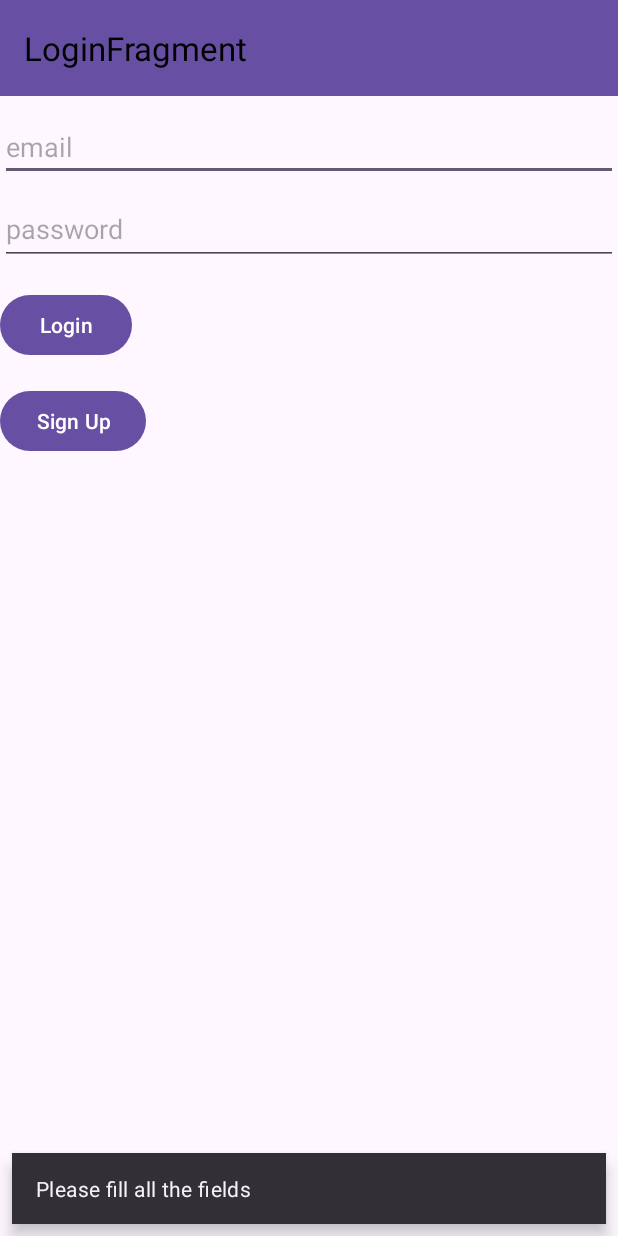
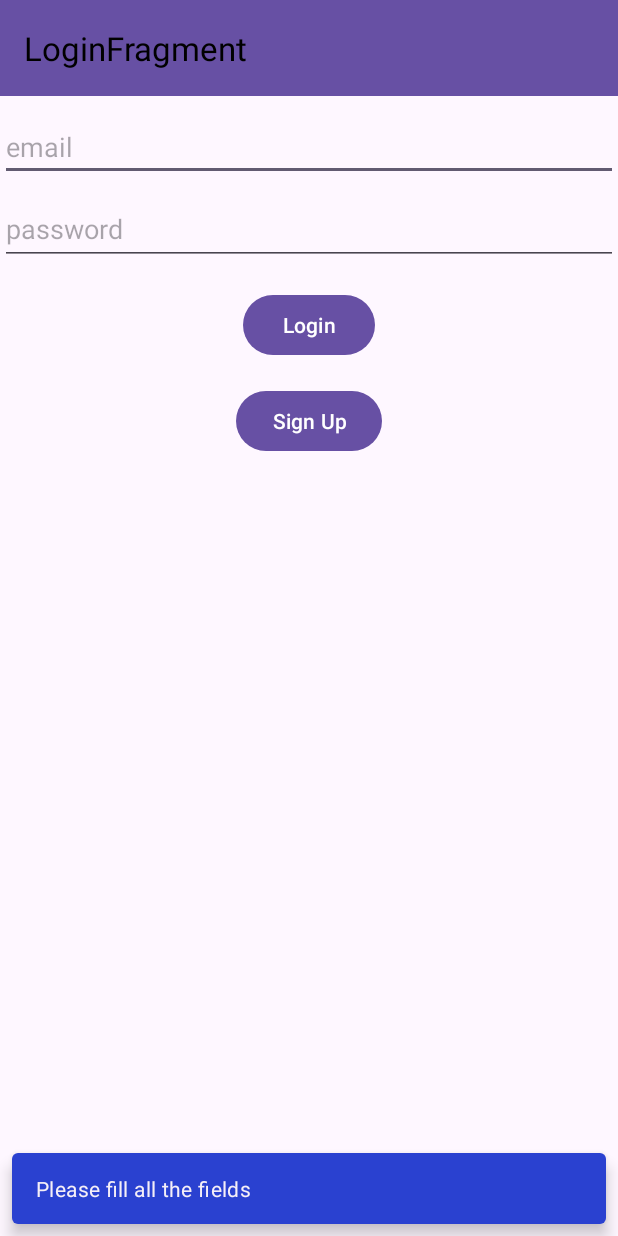
Before and after one commit to amirsamer581/Movie, an Android app: the screen it shows after launch (MainActivity), after a tap on "Login", on a phone screen of 412 x 824 dp. Run offline under Robolectric (Android 15) with nearby library versions, the phone set to English and light mode, and no system bars; our stand-ins replace Room's generated code, navigation-ui.

Commit message:
fix all the warning add the implementation ("androidx.room:room-ktx:2.6.1") to the dependency to fix the error add interface SignInSnackBar and implement it to LogInSnackBar and SignUpSnackBar fix the color for the snack bar use Flow data instead of live data

```diff
--- a/app/build.gradle.kts
+++ b/app/build.gradle.kts
@@ -68,4 +68,6 @@ dependencies {
 
     // Kotlin Coroutines
     implementation ("org.jetbrains.kotlinx:kotlinx-coroutines-android:1.7.1")
+    implementation ("org.jetbrains.kotlinx:kotlinx-coroutines-core:1.7.1")
+
 }
--- a/app/src/main/java/com/example/signin/data/AppDatabase.kt
+++ b/app/src/main/java/com/example/signin/data/AppDatabase.kt
@@ -25,4 +25,4 @@ abstract class AppDatabase : RoomDatabase() {
             }
         }
     }
-}
+}//TODO under stand what is the data base
--- a/app/src/main/java/com/example/signin/data/UserDao.kt
+++ b/app/src/main/java/com/example/signin/data/UserDao.kt
@@ -5,13 +5,13 @@ import androidx.room.Insert
 import androidx.room.OnConflictStrategy
 import androidx.room.Query
 import com.example.signin.data.models.UserEntity
+import kotlinx.coroutines.flow.Flow
 
 @Dao
 interface UserDao {
-    //    @Insert(onConflict = OnConflictStrategy.REPLACE)
     @Insert(onConflict = OnConflictStrategy.IGNORE)
     suspend fun insertUser(user: UserEntity)
 
     @Query("SELECT * FROM users WHERE email = :email AND password = :password")
-    suspend fun getUserByEmailAndPassword(email: String, password: String): UserEntity?
-}
+     fun getUserByEmailAndPassword(email: String, password: String): Flow<UserEntity?>
+}//TODO why should i use the suspend
--- a/app/src/main/java/com/example/signin/data/UserRepository.kt
+++ b/app/src/main/java/com/example/signin/data/UserRepository.kt
@@ -1,10 +1,9 @@
 package com.example.signin.data
 
 import com.example.signin.data.models.UserEntity
+import kotlinx.coroutines.flow.Flow
 
 class UserRepository(private val userDao: UserDao) {
     suspend fun insertUser(user: UserEntity) = userDao.insertUser(user)
-
-    suspend fun getUserByEmailAndPassword(email: String, password: String): UserEntity? = userDao.getUserByEmailAndPassword(email, password)
-//    //TODO susoend
+ fun getUserByEmailAndPassword(email: String, password: String): Flow<UserEntity?> = userDao.getUserByEmailAndPassword(email, password)
 }
--- a/app/src/main/java/com/example/signin/data/models/UserEntity.kt
+++ b/app/src/main/java/com/example/signin/data/models/UserEntity.kt
@@ -18,4 +18,4 @@ data class UserEntity(
     val password: String,
     @ColumnInfo(name = "dateOfBirth")
     val dateOfBirth: String
-)
+)//TODO make the email also as primary key
--- a/app/src/main/java/com/example/signin/ui/MainActivity.kt
+++ b/app/src/main/java/com/example/signin/ui/MainActivity.kt
@@ -12,13 +12,14 @@ import com.example.signin.databinding.ActivityMainBinding
 
 class MainActivity : AppCompatActivity() {
     private lateinit var binding: ActivityMainBinding
+    private lateinit var navController: NavController
     override fun onCreate(savedInstanceState: Bundle?) {
         super.onCreate(savedInstanceState)
         binding = ActivityMainBinding.inflate(layoutInflater)
         setContentView(binding.root)
 
         val navHostFragment = supportFragmentManager.findFragmentById(R.id.nav_host_fragment) as NavHostFragment
-        val navController: NavController = navHostFragment.navController
+        navController = navHostFragment.navController
         val appBarConfiguration = AppBarConfiguration(navController.graph)
 
         setSupportActionBar(binding.toolbar)
@@ -27,6 +28,16 @@ class MainActivity : AppCompatActivity() {
     override fun onSupportNavigateUp(): Boolean {
         val navController = findNavController(R.id.nav_host_fragment)
         return navController.navigateUp() || super.onSupportNavigateUp()
-        //TODO
+        //TODO under stand the navigation component
+        //TODO use the clean architecture
+    }
+    @Suppress("DEPRECATION")
+    @Deprecated("Deprecated in Java")
+    override fun onBackPressed() {
+        if (navController.currentDestination?.id == R.id.homeFragment) {
+            navController.navigate(R.id.action_homeFragment_to_loginFragment)
+        } else {
+            super.onBackPressed()
+        }
     }
 }
--- a/app/src/main/java/com/example/signin/ui/login/commonfeatures/LogInSnackBar.kt
+++ b/app/src/main/java/com/example/signin/ui/login/commonfeatures/LogInSnackBar.kt
@@ -1,5 +1,6 @@
 package com.example.signin.ui.login.commonfeatures
 
+import android.content.res.ColorStateList
 import android.view.View
 import androidx.core.content.ContextCompat
 import com.example.signin.R
@@ -7,22 +8,23 @@ import com.example.signin.commonfeatures.SignInSnackBar
 import com.google.android.material.snackbar.Snackbar
 
 open class LogInSnackBar : SignInSnackBar {
+
     override fun showSuccess(view: View, message: String) {
         val snackbar = Snackbar.make(view, message, Snackbar.LENGTH_SHORT)
-        snackbar.view.setBackgroundColor(ContextCompat.getColor(view.context, R.color.green))
+        snackbar.view.backgroundTintList = ColorStateList.valueOf(ContextCompat.getColor(view.context, R.color.green))
         snackbar.show()
     }
 
     override fun showError(view: View, message: String) {
         val snackbar = Snackbar.make(view, message, Snackbar.LENGTH_SHORT)
-        snackbar.view.setBackgroundColor(ContextCompat.getColor(view.context, R.color.red))
+        snackbar.view.backgroundTintList = ColorStateList.valueOf(ContextCompat.getColor(view.context, R.color.red))
         snackbar.show()
     }
 
     override fun allFields(view: View, message: String) {
         val snackbar = Snackbar.make(view, message, Snackbar.LENGTH_SHORT)
-        snackbar.view.setBackgroundColor(ContextCompat.getColor(view.context, R.color.blue))
+        snackbar.view.backgroundTintList = ColorStateList.valueOf(ContextCompat.getColor(view.context, R.color.blue))
         snackbar.show()
     }
 
-}
+}//TODO fix the issue with the snack bar color
--- a/app/src/main/java/com/example/signin/ui/login/ui/LoginFragment.kt
+++ b/app/src/main/java/com/example/signin/ui/login/ui/LoginFragment.kt
@@ -6,6 +6,7 @@ import android.view.LayoutInflater
 import android.view.View
 import android.view.ViewGroup
 import androidx.fragment.app.viewModels
+import androidx.lifecycle.lifecycleScope
 import androidx.navigation.fragment.findNavController
 import com.example.signin.R
 import com.example.signin.data.AppDatabase
@@ -14,6 +15,7 @@ import com.example.signin.databinding.FragmentLoginBinding
 import com.example.signin.ui.login.commonfeatures.LogInSnackBar
 import com.example.signin.viewmodel.LogInViewModel
 import com.example.signin.viewmodel.LogInViewModelFactory
+import kotlinx.coroutines.launch
 
 class LoginFragment : Fragment() {
     private lateinit var binding: FragmentLoginBinding
@@ -47,15 +49,16 @@ class LoginFragment : Fragment() {
                 snackBar.allFields(requireView(),"Please fill all the fields")
             }
         }
-        viewModel.loggedInUser.observe(viewLifecycleOwner) { user ->
-            if (user != null) {
-                findNavController().navigate(R.id.action_loginFragment_to_homeFragment)
-                snackBar.showSuccess(requireView(),"Login successful")
-            } else {
-                snackBar.showError(requireView(),"Invalid email or password!")
+        lifecycleScope.launch {
+            viewModel.loggedInUser.collect { user ->
+                if (user != null) {
+                    findNavController().navigate(R.id.action_loginFragment_to_homeFragment)
+                    snackBar.showSuccess(requireView(), "Login successful")
+                } else {
+                    snackBar.showError(requireView(), "Invalid email or password!")
+                }
             }
         }
-
         binding.signUpButton.setOnClickListener {
             findNavController().navigate(R.id.action_loginFragment_to_signUpFragment)
         }
--- a/app/src/main/java/com/example/signin/viewmodel/LogInViewModel.kt
+++ b/app/src/main/java/com/example/signin/viewmodel/LogInViewModel.kt
@@ -1,20 +1,22 @@
 package com.example.signin.viewmodel
 
-import androidx.lifecycle.LiveData
-import androidx.lifecycle.MutableLiveData
 import androidx.lifecycle.ViewModel
 import androidx.lifecycle.viewModelScope
 import com.example.signin.data.UserRepository
 import com.example.signin.data.models.UserEntity
+import kotlinx.coroutines.flow.MutableStateFlow
+import kotlinx.coroutines.flow.StateFlow
 import kotlinx.coroutines.launch
 
 class LogInViewModel(private val userRepository: UserRepository) : ViewModel() {
-    private val _loggedInUser = MutableLiveData<UserEntity?>()
-    val loggedInUser: LiveData<UserEntity?> get() = _loggedInUser
+private val _loggedInUser = MutableStateFlow<UserEntity?>(null)
+    val loggedInUser: StateFlow<UserEntity?> get() = _loggedInUser
 
     fun login(email: String, password: String) {
         viewModelScope.launch {
-            _loggedInUser.value = userRepository.getUserByEmailAndPassword(email, password)
+            userRepository.getUserByEmailAndPassword(email, password).collect{user ->
+                _loggedInUser.value = user
+            }
         }
     }
 }
--- a/app/src/main/java/com/example/signin/viewmodel/LogInViewModelFactory.kt
+++ b/app/src/main/java/com/example/signin/viewmodel/LogInViewModelFactory.kt
@@ -14,6 +14,7 @@ class LogInViewModelFactory(private val userRepository: UserRepository) :
         } else{
             SignUpViewModel(userRepository) as T
         }
-//        throw IllegalArgumentException("Unknown ViewModel class")
+        @Suppress("UNREACHABLE_CODE")
+        throw IllegalArgumentException("Unknown ViewModel class")
     }
 }
--- a/app/src/main/res/layout/fragment_login.xml
+++ b/app/src/main/res/layout/fragment_login.xml
@@ -28,7 +28,8 @@
         android:layout_width="wrap_content"
         android:layout_height="wrap_content"
         android:layout_below="@id/passwordEditText"
-        android:text="@string/login" />
+        android:text="@string/login"
+        android:layout_centerHorizontal="true"/>
 
     <Button
         android:id="@+id/signUpButton"
@@ -36,5 +37,6 @@
         android:layout_height="wrap_content"
         android:layout_below="@id/loginButton"
         android:layout_marginTop="16dp"
-        android:text="@string/sign_up" />
+        android:text="@string/sign_up"
+        android:layout_centerHorizontal="true"/>
 </RelativeLayout>
--- a/app/src/main/res/layout/fragment_sign_up.xml
+++ b/app/src/main/res/layout/fragment_sign_up.xml
@@ -60,5 +60,6 @@
         android:layout_width="wrap_content"
         android:layout_height="wrap_content"
         android:text="@string/sign_up"
-        android:layout_below="@id/dateOfBirthEditText"/>
+        android:layout_below="@id/dateOfBirthEditText"
+        android:layout_centerHorizontal="true"/>
 </RelativeLayout>
--- a/app/src/main/res/navigation/nav_graph.xml
+++ b/app/src/main/res/navigation/nav_graph.xml
@@ -31,6 +31,11 @@
         android:id="@+id/homeFragment"
         android:name="com.example.signin.ui.home.HomeFragment"
         android:label="fragment_home"
-        tools:layout="@layout/fragment_home" />
+        tools:layout="@layout/fragment_home">
+        <action
+            android:id="@+id/action_homeFragment_to_loginFragment"
+            app:destination="@id/loginFragment"
+            app:popUpTo="@+id/loginFragment" />
+    </fragment>
 
 </navigation>
```
Also changed, not shown: app/src/main/java/com/example/signin/ui/signup/commonfeatures/SignUpSnackBar.kt (+4 -3 lines).
